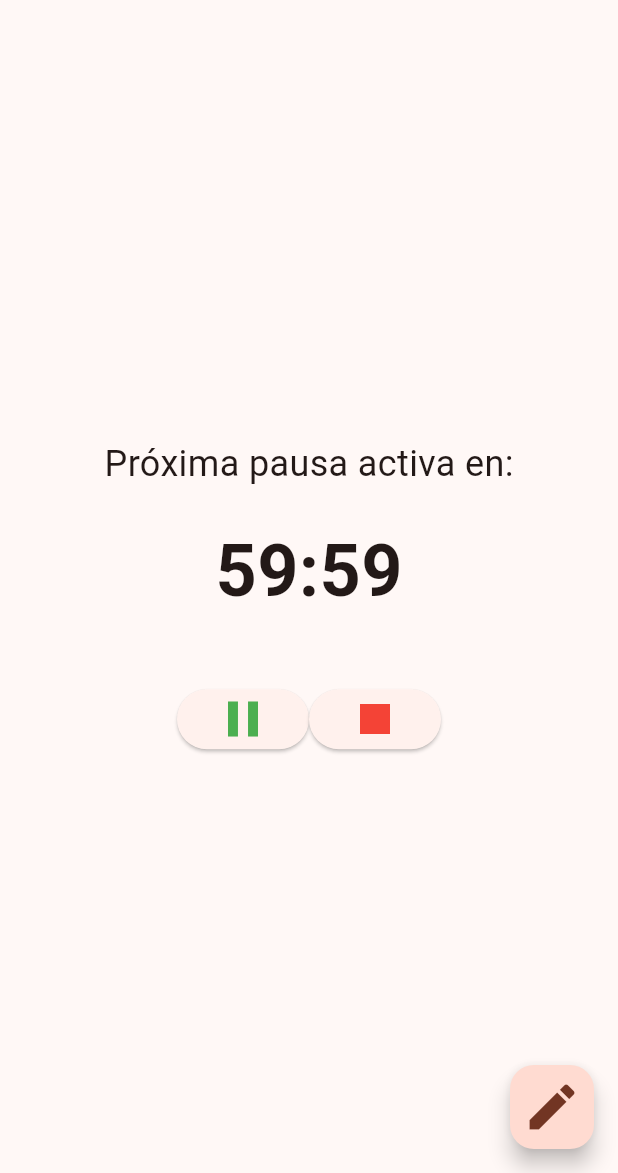
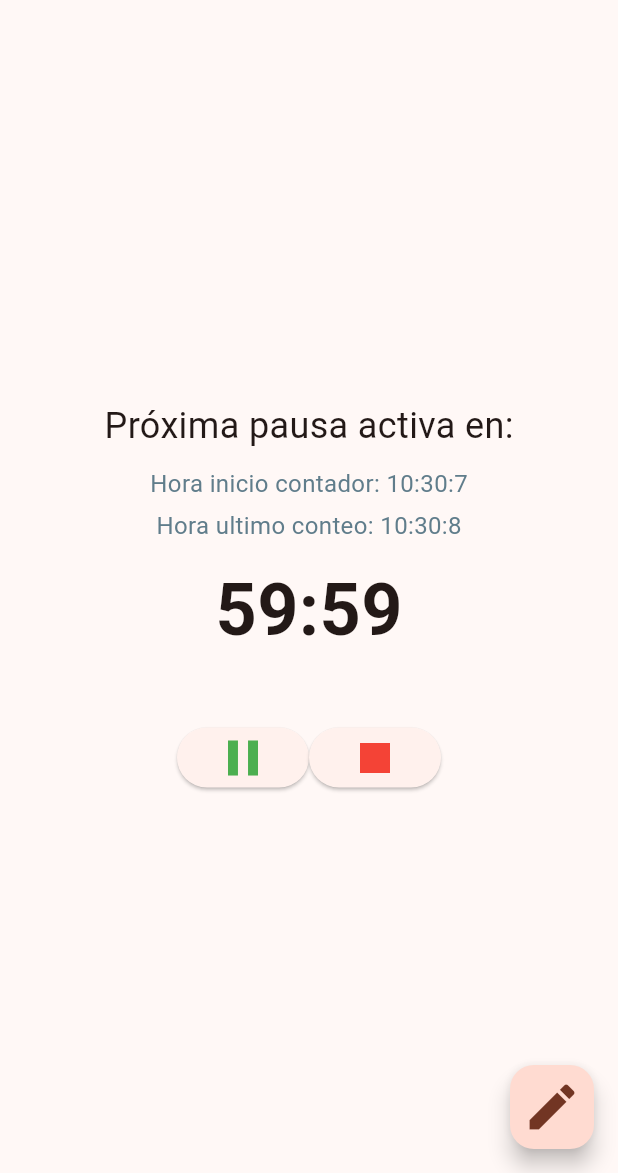
Before and after one commit to AzulejoCode/reminder_active_breaks, a Flutter app: the screen it shows after launch, after a tap on the "not started" icon, on a phone screen of 412 x 824 dp, the part 63-1236 px from its top. Run offline on Flutter 3.47's test engine with Material 3 defaults, Android fonts, the phone set to English and light mode, and no system bars; our stand-ins replace flutter_datetime_picker_plus, flutter_local_notifications, permission_handler, shared_preferences; missing offline and left inert: flutter_background_service, flutter_overlay_window.

Commit message:
[feature] - Se añade conteo de hora de inicio de conteo y ultimo conteo - Widget flotante. Aparece como una notificacion. Lo deje DESACTIVADO
[Pendientes]
- Aun no se logra pulir, pues el dispositivo fisico a veces detiene el conteo cuando está inactivo

[Proximos]
- Pulir el widget flotante

```diff
--- a/lib/main.dart
+++ b/lib/main.dart
@@ -4,6 +4,7 @@ import 'package:flutter/material.dart';
 import 'package:flutter_background_service/flutter_background_service.dart';
 import 'package:flutter_datetime_picker_plus/flutter_datetime_picker_plus.dart';
 import 'package:flutter_local_notifications/flutter_local_notifications.dart';
+import 'package:flutter_overlay_window/flutter_overlay_window.dart';
 import 'package:permission_handler/permission_handler.dart';
 import 'package:reminder_active_breaks/preferences/reminder_active_breaks_preferences_service.dart';
 
@@ -28,21 +29,6 @@ class MyApp extends StatelessWidget {
     return MaterialApp(
       title: 'Recordatorio de Pausas Activas',
       theme: ThemeData(
-        // This is the theme of your application.
-        //
-        // TRY THIS: Try running your application with "flutter run". You'll see
-        // the application has a purple toolbar. Then, without quitting the app,
-        // try changing the seedColor in the colorScheme below to Colors.green
-        // and then invoke "hot reload" (save your changes or press the "hot
-        // reload" button in a Flutter-supported IDE, or press "r" if you used
-        // the command line to start the app).
-        //
-        // Notice that the counter didn't reset back to zero; the application
-        // state is not lost during the reload. To reset the state, use hot
-        // restart instead.
-        //
-        // This works for code too, not just values: Most code changes can be
-        // tested with just a hot reload.
         colorScheme: ColorScheme.fromSeed(seedColor: Colors.deepOrange),
         useMaterial3: true,
       ),
@@ -76,12 +62,55 @@ class _ActiveBreakAppState extends State<ActiveBreakApp> {
   late Timer timerDidYouTakeActivePause;
   bool timerDidYouTakeActivePauseIsUp = true;
 
+  DateTime activePauseCounterStartTime = DateTime.now();
+  DateTime activePauseCounterLastTime = DateTime.now();
+
   @override
   void initState() {
     super.initState();
     _loadTimer();
     requestNotificationPermission();
     initializeNotifications();
+    _requestOverlayPermission();
+  }
+
+  // Función para solicitar permiso de ventana flotante
+  Future<void> _requestOverlayPermission() async {
+    debugPrint('🧐 Revisando permisos');
+    final bool status = await FlutterOverlayWindow.isPermissionGranted();
+    if (status) {
+      debugPrint('✅ Tenemos los permisos');
+    }
+    if (!status) {
+      debugPrint('🙏 Solicitando permisos');
+      bool? granted = await FlutterOverlayWindow.requestPermission();
+      if (!granted!) {
+        // Manejar la falta de permiso
+        debugPrint('🚨 PERMISO DENEGADO');
+      }
+    }
+  }
+
+  // Mostrar la ventana flotante
+  Future<void> _showOverlay() async {
+    debugPrint('🙆🏻‍ Mostrando widget flotante!');
+    FlutterOverlayWindow.showOverlay(
+      height: 150,
+      // Altura de la ventana flotante
+      width: 150,
+      // Anchura de la ventana flotante
+      alignment: OverlayAlignment.center,
+      // Alineación en la pantalla
+      enableDrag: true,
+      // Habilitar arrastrar
+      flag: OverlayFlag.defaultFlag, // Ajustes predeterminados
+    );
+
+    bool overlayIsActive = await FlutterOverlayWindow.isActive();
+    if (overlayIsActive) {
+      debugPrint('🔺 El Widget flotante está activo!');
+      // await FlutterOverlayWindow.updateFlag(OverlayFlag.defaultFlag);
+    }
   }
 
   Future<void> _loadTimer() async {
@@ -176,7 +205,7 @@ class _ActiveBreakAppState extends State<ActiveBreakApp> {
     ReminderActiveBreaksPreferencesService
         .setTimerSecondsRemainingNextActiveBreakIsUpBreak(
             timerNextActiveBreakIsUp);
-
+    activePauseCounterStartTime = DateTime.now();
     stopTimerDidYouTakeActivePause();
     setState(() {});
 
@@ -186,14 +215,15 @@ class _ActiveBreakAppState extends State<ActiveBreakApp> {
         timerOfTimerNextActiveBreak.cancel();
       } else if (secondsRemainingNextActiveBreak > 0) {
         secondsRemainingNextActiveBreak--;
+        activePauseCounterLastTime = DateTime.now();
         ReminderActiveBreaksPreferencesService
             .setSecondsRemainingNextActiveBreak(
                 secondsRemainingNextActiveBreak);
       } else {
         // Mostrar notificación cuando el tiempo llega a cero
         showNotification(
-            title: 'Es hora de una pausa activa',
-            description: 'Levántate y estira un poco!');
+            title: '⏰ Es hora de una pausa activa 💪🏻',
+            description: '🥱 Levántate y estira un poco 🙆🏻‍!');
         timerOfTimerNextActiveBreak.cancel();
         starTimerDidYouTakeActivePause();
       }
@@ -221,11 +251,11 @@ class _ActiveBreakAppState extends State<ActiveBreakApp> {
         // Mostrar notificación cuando el tiempo llega a cero
         showNotification(
             title: 'Ey 🖖🏻!',
-            description: '¿Hiciste la pausa activa 😠?',
+            description: '¿Hiciste la pausa activa 🤨?',
             actions: <AndroidNotificationAction>[
               const AndroidNotificationAction(
                 actionSubmitDidYouTakeActivePauseId,
-                'Por supuesto 😎!',
+                '¡Por supuesto 😎!',
                 showsUserInterface: true,
                 // By default, Android plugin will dismiss the notification when the
                 // user tapped on a action (this mimics the behavior on iOS).
@@ -291,6 +321,7 @@ class _ActiveBreakAppState extends State<ActiveBreakApp> {
       case actionDeclineDidYouTakeActivePauseId:
         break;
       case actionSubmitDidYouTakeActivePauseId:
+        stopTimerNextActiveBreak();
         startTimerNextActiveBreak();
         break;
       default:
@@ -381,26 +412,35 @@ class _ActiveBreakAppState extends State<ActiveBreakApp> {
                 'Próxima pausa activa en:',
                 style: TextStyle(fontSize: 24),
               ),
-              const SizedBox(height: 20),
+              const SizedBox(height: 10),
+              Text(
+                'Hora inicio contador: ${activePauseCounterStartTime.toLocal().hour}:${activePauseCounterStartTime.minute}:${activePauseCounterStartTime.second}',
+                style: const TextStyle(fontSize: 16, color: Colors.blueGrey),
+              ),
+              const SizedBox(height: 5),
+              Text(
+                'Hora ultimo conteo: ${activePauseCounterLastTime.toLocal().hour}:${activePauseCounterLastTime.minute}:${activePauseCounterLastTime.second}',
+                style: const TextStyle(fontSize: 16, color: Colors.blueGrey),
+              ),
+              const SizedBox(height: 10),
+              // Tiempo restante para la proxima pausa activa
               Text(
                 formatTime(secondsRemainingNextActiveBreak),
-                // Muestra el tiempo restante
                 style:
                     const TextStyle(fontSize: 48, fontWeight: FontWeight.bold),
               ),
               const SizedBox(height: 40),
+              // Sección para preguntar si ya tomó la pausa activa
               ...(timerDidYouTakeActivePauseIsUp
                   ? [
                       const Text(
                         'Te preguntaremos si tomaste esta pausa activa dentro de:',
-                        // Muestra el tiempo restante
                         style: TextStyle(
                           fontSize: 16,
                         ),
                       ),
                       Text(
                         formatTime(secondsRemainingDidYouTakeActivePause),
-                        // Muestra el tiempo restante
                         style: const TextStyle(
                             fontSize: 25, fontWeight: FontWeight.bold),
                       ),
@@ -443,11 +483,10 @@ class _ActiveBreakAppState extends State<ActiveBreakApp> {
                       ElevatedButton(
                         style: const ButtonStyle(
                             fixedSize: WidgetStatePropertyAll(Size(300, 70))),
-                        onPressed: !timerNextActiveBreakIsUp
-                            ? () {
-                                startTimerNextActiveBreak();
-                              }
-                            : null,
+                        onPressed: () {
+                          stopTimerNextActiveBreak();
+                          startTimerNextActiveBreak();
+                        },
                         child: const Text(
                           'Ya tomé mi pausa activa 🥳',
                           style: TextStyle(fontSize: 20),
@@ -485,13 +524,29 @@ class _ActiveBreakAppState extends State<ActiveBreakApp> {
         ),
       ),
       floatingActionButton: FloatingActionButton(
-        onPressed: () => {_showEditOptions(context)},
+        onPressed: () async {
+          _showEditOptions(context);
+          //_showOverlay();
+        },
         tooltip: 'Editar',
         child: const Icon(
           Icons.edit,
           size: 40,
         ),
       ),
+/*      persistentFooterButtons: [
+        FloatingActionButton(
+          onPressed: () async {
+            _showOverlay();
+            //_showOverlay();
+          },
+          tooltip: 'Mostrar Widget Flotante',
+          child: const Icon(
+            Icons.opacity,
+            size: 40,
+          ),
+        ),
+      ],*/
     );
   }
 
--- a/pubspec.yaml
+++ b/pubspec.yaml
@@ -41,6 +41,7 @@ dependencies:
   flutter_background_service: ^5.0.10
   shared_preferences: ^2.3.2
   flutter_datetime_picker_plus: ^2.2.0
+  flutter_overlay_window: ^0.4.5
 
 dev_dependencies:
   flutter_test:
```
Also changed, not shown: 1 other file.
